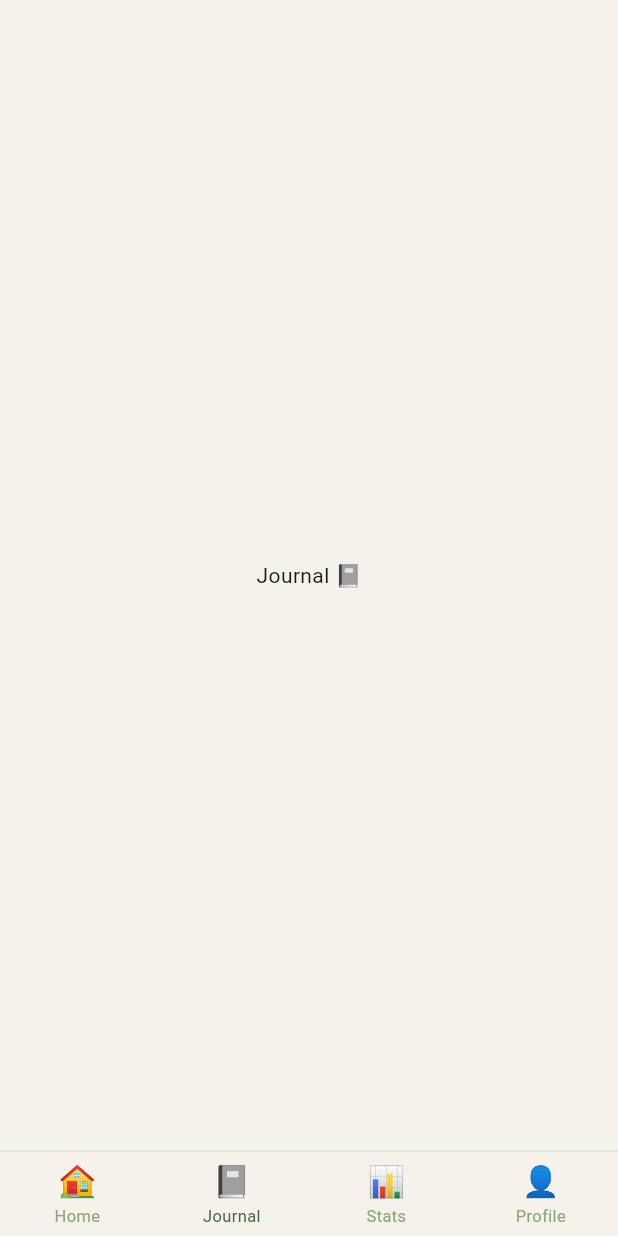
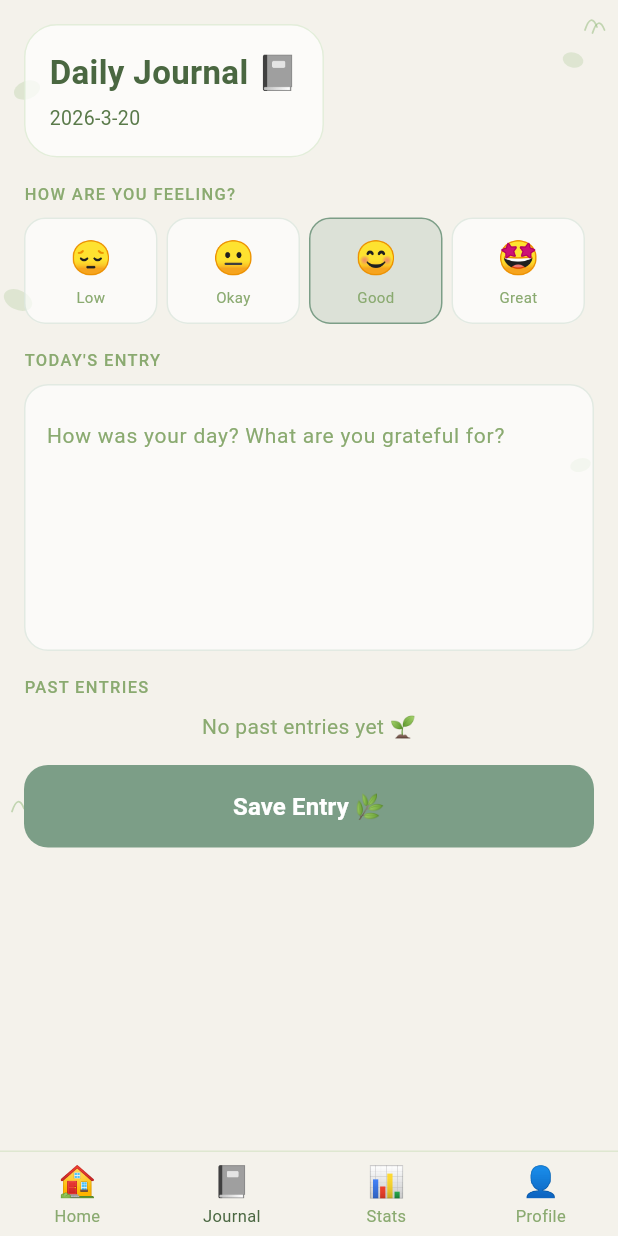
Before and after one commit to rach-tries-codes/habitflow, a Flutter app: the screen it shows after launch, item 2 of the bottom bar chosen, on a phone screen of 412 x 824 dp. Run offline on Flutter 3.47's test engine with Material 3 defaults, Android fonts, the phone set to English and light mode, and no system bars; our stand-ins replace cloud_firestore, firebase_core; accounts and stored records are empty.

Commit message:
feat: add journal screen with mood tracking and Firestore sync

```diff
--- /dev/null
+++ b/lib/features/journal_screen.dart
@@ -0,0 +1,408 @@
+import 'package:flutter/material.dart';
+import 'package:cloud_firestore/cloud_firestore.dart';
+import '../core/theme.dart';
+
+class JournalScreen extends StatefulWidget {
+  const JournalScreen({super.key});
+
+  @override
+  State<JournalScreen> createState() => _JournalScreenState();
+}
+
+class _JournalScreenState extends State<JournalScreen> {
+  final _entryController = TextEditingController();
+  String _selectedMood = '😊';
+  bool _isSaving = false;
+
+  final List<Map<String, String>> _moods = [
+    {'emoji': '😔', 'label': 'Low'},
+    {'emoji': '😐', 'label': 'Okay'},
+    {'emoji': '😊', 'label': 'Good'},
+    {'emoji': '🤩', 'label': 'Great'},
+  ];
+
+  String get _todayKey {
+    final now = DateTime.now();
+    return '${now.year}-${now.month}-${now.day}';
+  }
+
+  Future<void> _saveEntry() async {
+    if (_entryController.text.trim().isEmpty) {
+      ScaffoldMessenger.of(context).showSnackBar(
+        const SnackBar(content: Text('Please write something first!')),
+      );
+      return;
+    }
+
+    setState(() => _isSaving = true);
+
+    try {
+      await FirebaseFirestore.instance
+          .collection('journal')
+          .doc(_todayKey)
+          .set({
+        'entry': _entryController.text.trim(),
+        'mood': _selectedMood,
+        'date': _todayKey,
+        'createdAt': FieldValue.serverTimestamp(),
+      });
+
+      if (mounted) {
+        ScaffoldMessenger.of(context).showSnackBar(
+          SnackBar(
+            content: const Text('Journal entry saved! 🌿'),
+            backgroundColor: AppTheme.sage,
+          ),
+        );
+      }
+    } catch (e) {
+      ScaffoldMessenger.of(context).showSnackBar(
+        SnackBar(content: Text('Error saving: $e')),
+      );
+    }
+
+    setState(() => _isSaving = false);
+  }
+
+  @override
+  Widget build(BuildContext context) {
+    final isDark = Theme.of(context).brightness == Brightness.dark;
+
+    return Scaffold(
+      body: Stack(
+        children: [
+          Positioned.fill(
+            child: CustomPaint(
+              painter: _JournalBgPainter(isDark: isDark),
+            ),
+          ),
+          SafeArea(
+            child: SingleChildScrollView(
+              padding: const EdgeInsets.all(16),
+              child: Column(
+                crossAxisAlignment: CrossAxisAlignment.start,
+                children: [
+                  // Header
+                  Container(
+                    padding: const EdgeInsets.all(16),
+                    decoration: BoxDecoration(
+                      color: isDark
+                          ? const Color(0xFF1E301E).withOpacity(0.75)
+                          : Colors.white.withOpacity(0.72),
+                      borderRadius: BorderRadius.circular(22),
+                      border: Border.all(
+                        color: isDark
+                            ? const Color(0xFF4A7040).withOpacity(0.25)
+                            : const Color(0xFFB4D4A0).withOpacity(0.35),
+                      ),
+                    ),
+                    child: Column(
+                      crossAxisAlignment: CrossAxisAlignment.start,
+                      children: [
+                        Text(
+                          'Daily Journal 📓',
+                          style: TextStyle(
+                            fontSize: 22,
+                            fontWeight: FontWeight.w600,
+                            color: isDark ? AppTheme.darkText : AppTheme.moss,
+                          ),
+                        ),
+                        const SizedBox(height: 4),
+                        Text(
+                          _todayKey,
+                          style: TextStyle(
+                            fontSize: 13,
+                            color: isDark
+                                ? AppTheme.darkTextMid
+                                : AppTheme.textMid,
+                          ),
+                        ),
+                      ],
+                    ),
+                  ),
+                  const SizedBox(height: 16),
+
+                  // Mood selector
+                  _SectionLabel('How are you feeling?', isDark: isDark),
+                  const SizedBox(height: 8),
+                  Row(
+                    children: _moods.map((mood) {
+                      final isSelected = mood['emoji'] == _selectedMood;
+                      return Expanded(
+                        child: GestureDetector(
+                          onTap: () =>
+                              setState(() => _selectedMood = mood['emoji']!),
+                          child: Container(
+                            margin: const EdgeInsets.only(right: 6),
+                            padding: const EdgeInsets.symmetric(vertical: 10),
+                            decoration: BoxDecoration(
+                              color: isSelected
+                                  ? AppTheme.sage.withOpacity(0.2)
+                                  : isDark
+                                      ? const Color(0xFF1E301E)
+                                          .withOpacity(0.65)
+                                      : Colors.white.withOpacity(0.65),
+                              borderRadius: BorderRadius.circular(14),
+                              border: Border.all(
+                                color: isSelected
+                                    ? AppTheme.sage
+                                    : isDark
+                                        ? const Color(0xFF3A6040)
+                                            .withOpacity(0.25)
+                                        : AppTheme.sageLight.withOpacity(0.3),
+                              ),
+                            ),
+                            child: Column(
+                              children: [
+                                Text(mood['emoji']!,
+                                    style: const TextStyle(fontSize: 22)),
+                                const SizedBox(height: 4),
+                                Text(
+                                  mood['label']!,
+                                  style: TextStyle(
+                                    fontSize: 10,
+                                    color: isDark
+                                        ? AppTheme.darkTextMid
+                                        : AppTheme.textLight,
+                                  ),
+                                ),
+                              ],
+                            ),
+                          ),
+                        ),
+                      );
+                    }).toList(),
+                  ),
+                  const SizedBox(height: 16),
+
+                  // Journal entry
+                  _SectionLabel("Today's Entry", isDark: isDark),
+                  const SizedBox(height: 8),
+                  Container(
+                    padding: const EdgeInsets.all(14),
+                    decoration: BoxDecoration(
+                      color: isDark
+                          ? const Color(0xFF1E301E).withOpacity(0.65)
+                          : Colors.white.withOpacity(0.65),
+                      borderRadius: BorderRadius.circular(16),
+                      border: Border.all(
+                        color: isDark
+                            ? const Color(0xFF3A6040).withOpacity(0.25)
+                            : AppTheme.sageLight.withOpacity(0.3),
+                      ),
+                    ),
+                    child: TextField(
+                      controller: _entryController,
+                      maxLines: 6,
+                      style: TextStyle(
+                        color: isDark ? AppTheme.darkText : AppTheme.textDark,
+                        fontSize: 14,
+                        height: 1.6,
+                      ),
+                      decoration: InputDecoration(
+                        hintText:
+                            'How was your day? What are you grateful for?',
+                        hintStyle: TextStyle(
+                          color: isDark
+                              ? AppTheme.darkTextMid
+                              : AppTheme.textLight,
+                        ),
+                        border: InputBorder.none,
+                      ),
+                    ),
+                  ),
+                  const SizedBox(height: 16),
+
+                  // Past entries
+                  _SectionLabel('Past Entries', isDark: isDark),
+                  const SizedBox(height: 8),
+                  StreamBuilder<QuerySnapshot>(
+                    stream: FirebaseFirestore.instance
+                        .collection('journal')
+                        .orderBy('createdAt', descending: true)
+                        .limit(5)
+                        .snapshots(),
+                    builder: (context, snapshot) {
+                      if (!snapshot.hasData ||
+                          snapshot.data!.docs.isEmpty) {
+                        return Center(
+                          child: Text(
+                            'No past entries yet 🌱',
+                            style: TextStyle(
+                              color: isDark
+                                  ? AppTheme.darkTextMid
+                                  : AppTheme.textLight,
+                            ),
+                          ),
+                        );
+                      }
+                      return Column(
+                        children: snapshot.data!.docs.map((doc) {
+                          final data = doc.data() as Map<String, dynamic>;
+                          return Container(
+                            margin: const EdgeInsets.only(bottom: 8),
+                            padding: const EdgeInsets.all(14),
+                            decoration: BoxDecoration(
+                              color: isDark
+                                  ? const Color(0xFF1E301E).withOpacity(0.65)
+                                  : Colors.white.withOpacity(0.65),
+                              borderRadius: BorderRadius.circular(16),
+                              border: Border.all(
+                                color: isDark
+                                    ? const Color(0xFF3A6040).withOpacity(0.25)
+                                    : AppTheme.sageLight.withOpacity(0.3),
+                              ),
+                            ),
+                            child: Row(
+                              crossAxisAlignment: CrossAxisAlignment.start,
+                              children: [
+                                Text(
+                                  data['mood'] ?? '😊',
+                                  style: const TextStyle(fontSize: 24),
+                                ),
+                                const SizedBox(width: 12),
+                                Expanded(
+                                  child: Column(
+                                    crossAxisAlignment:
+                                        CrossAxisAlignment.start,
+                                    children: [
+                                      Text(
+                                        data['date'] ?? '',
+                                        style: TextStyle(
+                                          fontSize: 11,
+                                          color: isDark
+                                              ? AppTheme.darkTextMid
+                                              : AppTheme.textLight,
+                                        ),
+                                      ),
+                                      const SizedBox(height: 4),
+                                      Text(
+                                        data['entry'] ?? '',
+                                        style: TextStyle(
+                                          fontSize: 13,
+                                          color: isDark
+                                              ? AppTheme.darkText
+                                              : AppTheme.textDark,
+                                        ),
+                                        maxLines: 2,
+                                        overflow: TextOverflow.ellipsis,
+                                      ),
+                                    ],
+                                  ),
+                                ),
+                              ],
+                            ),
+                          );
+                        }).toList(),
+                      );
+                    },
+                  ),
+                  const SizedBox(height: 16),
+
+                  // Save button
+                  SizedBox(
+                    width: double.infinity,
+                    child: ElevatedButton(
+                      onPressed: _isSaving ? null : _saveEntry,
+                      style: ElevatedButton.styleFrom(
+                        backgroundColor: AppTheme.sage,
+                        foregroundColor: Colors.white,
+                        padding: const EdgeInsets.symmetric(vertical: 16),
+                        shape: RoundedRectangleBorder(
+                          borderRadius: BorderRadius.circular(16),
+                        ),
+                        elevation: 0,
+                      ),
+                      child: _isSaving
+                          ? const CircularProgressIndicator(color: Colors.white)
+                          : const Text(
+                              'Save Entry 🌿',
+                              style: TextStyle(
+                                fontSize: 16,
+                                fontWeight: FontWeight.w600,
+                              ),
+                            ),
+                    ),
+                  ),
+                ],
+              ),
+            ),
+          ),
+        ],
+      ),
+    );
+  }
+}
+
+// Section label
+class _SectionLabel extends StatelessWidget {
+  final String text;
+  final bool isDark;
+  const _SectionLabel(this.text, {required this.isDark});
+
+  @override
+  Widget build(BuildContext context) {
+    return Text(
+      text.toUpperCase(),
+      style: TextStyle(
+        fontSize: 11,
+        fontWeight: FontWeight.w500,
+        letterSpacing: 0.9,
+        color: isDark ? AppTheme.darkTextMid : AppTheme.textLight,
+      ),
+    );
+  }
+}
+
+// Background painter
+class _JournalBgPainter extends CustomPainter {
+  final bool isDark;
+  _JournalBgPainter({required this.isDark});
+
+  @override
+  void paint(Canvas canvas, Size size) {
+    final paint = Paint()
+      ..color = isDark
+          ? const Color(0xFF2A4028).withOpacity(0.8)
+          : const Color(0xFFC8D9B8).withOpacity(0.5)
+      ..style = PaintingStyle.fill;
+
+    _drawPebble(canvas, paint, 18, 60, 9, 6, -0.35);
+    _drawPebble(canvas, paint, size.width - 30, 40, 7, 5, 0.26);
+    _drawPebble(canvas, paint, 12, 200, 10, 6.5, 0.44);
+    _drawPebble(canvas, paint, size.width - 25, 310, 7, 4.5, -0.26);
+
+    final grassPaint = Paint()
+      ..color = isDark
+          ? const Color(0xFF4A7040).withOpacity(0.6)
+          : const Color(0xFF90B878).withOpacity(0.5)
+      ..strokeWidth = 1.2
+      ..style = PaintingStyle.stroke
+      ..strokeCap = StrokeCap.round;
+
+    _drawGrass(canvas, grassPaint, size.width - 22, 20);
+    _drawGrass(canvas, grassPaint, size.width - 17, 22);
+    _drawGrass(canvas, grassPaint, 8, size.height - 40);
+  }
+
+  void _drawPebble(Canvas canvas, Paint paint, double cx, double cy,
+      double rx, double ry, double angle) {
+    canvas.save();
+    canvas.translate(cx, cy);
+    canvas.rotate(angle);
+    canvas.drawOval(
+        Rect.fromCenter(center: Offset.zero, width: rx * 2, height: ry * 2),
+        paint);
+    canvas.restore();
+  }
+
+  void _drawGrass(Canvas canvas, Paint paint, double x, double y) {
+    final path = Path();
+    path.moveTo(x, y);
+    path.quadraticBezierTo(x + 4, y - 12, x + 8, y - 2);
+    canvas.drawPath(path, paint);
+  }
+
+  @override
+  bool shouldRepaint(_JournalBgPainter old) => old.isDark != isDark;
+}
--- a/lib/main.dart
+++ b/lib/main.dart
@@ -3,6 +3,7 @@ import 'package:firebase_core/firebase_core.dart';
 import 'firebase_options.dart';
 import 'core/theme.dart';
 import 'features/home_screen.dart';
+import 'features/journal_screen.dart';
 
 void main() async {
   WidgetsFlutterBinding.ensureInitialized();
@@ -40,7 +41,7 @@ class _MainNavState extends State<MainNav> {
 
   final List<Widget> _screens = const [
     HomeScreen(),
-    Scaffold(body: Center(child: Text('Journal 📓'))),
+    const JournalScreen(),
     Scaffold(body: Center(child: Text('Stats 📊'))),
     Scaffold(body: Center(child: Text('Profile 👤'))),
   ];
```
